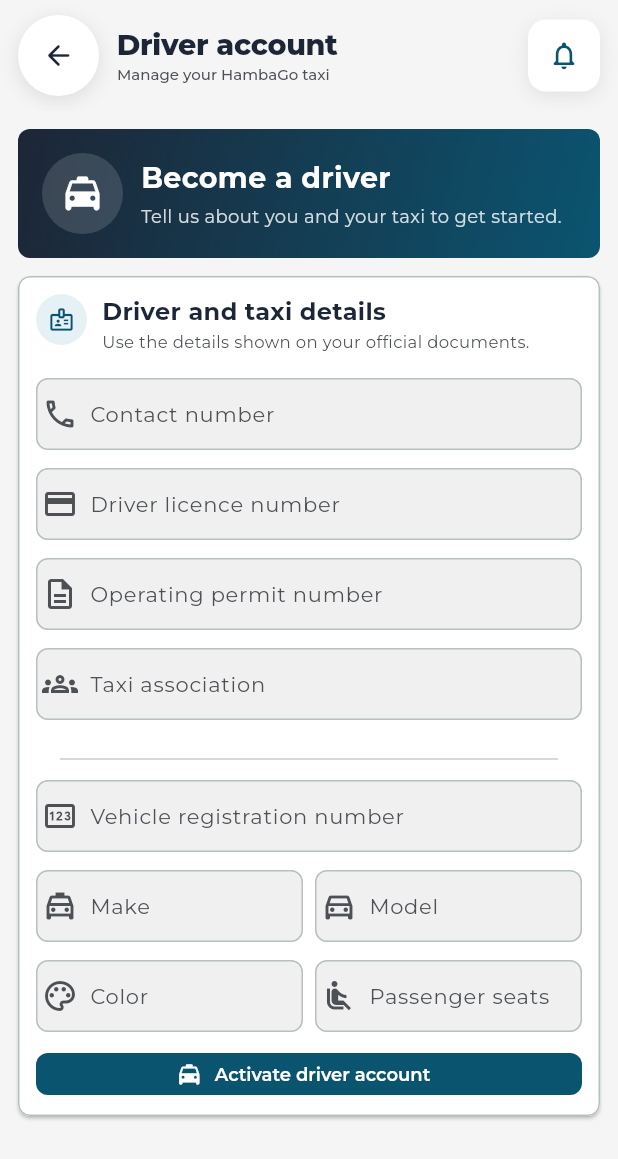
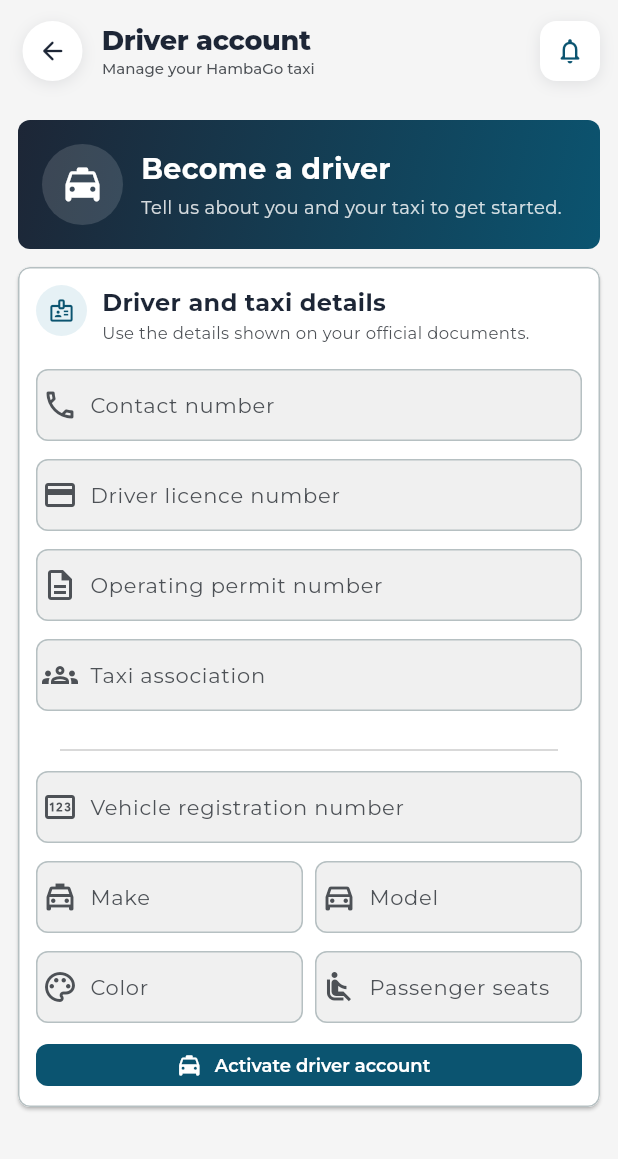
Before and after one commit to swiftyui/taxi_app, a Flutter app: the DriverAccountScreen screen opened by its route, on a phone screen of 412 x 824 dp. Shown: the top 1159 px of the screen. Run offline on Flutter 3.47's test engine with Material 3 defaults, Android fonts, the phone set to English and light mode, and no system bars; our stand-ins replace cloud_firestore, firebase_auth, firebase_core, firebase_storage, flutter_rating_bar, flutter_spinkit and 10 more; missing offline and left inert: glowy_borders; accounts and stored records are empty; network calls fail; project files that could hold a hidden picture were left out.

Commit message:
Save uncommitted changes

```diff
--- a/lib/src/core/widgets/app_bars/custom_app_bar.dart
+++ b/lib/src/core/widgets/app_bars/custom_app_bar.dart
@@ -1,156 +1,205 @@
-import 'package:TaxiApp/src/core/extensions/get_extensions.dart';
+import 'package:TaxiApp/src/core/theme/constants/colours.dart';
 import 'package:TaxiApp/src/core/theme/constants/dimensions.dart';
-import 'package:TaxiApp/src/core/theme/constants/font_sizes.dart';
-import 'package:flutter/foundation.dart';
 import 'package:flutter/material.dart';
 import 'package:flutter/services.dart';
 import 'package:get/get.dart';
-import 'package:google_fonts/google_fonts.dart';
 
-class CustomAppBar extends AppBar {
-  CustomAppBar({
-    this.backButton = false,
-    this.menuButton = false,
-    this.onMenuButtonPressed,
-    this.titleText,
-    this.titleWidget,
-    this.onBackButtonPressed,
-    this.appBarColor,
-    this.textColor,
+class HambaGoAppBar extends StatelessWidget implements PreferredSizeWidget {
+  const HambaGoAppBar({
+    required this.title,
+    this.subtitle,
+    this.showBackButton = true,
+    this.leadingIcon = Icons.arrow_back_rounded,
+    this.onBackPressed,
+    this.actions = const [],
+    this.bottom,
+    this.backgroundColor = Colours.lightSurface,
     super.key,
-    super.actions,
-    super.bottom,
-  }) : super(
-         forceMaterialTransparency: false,
-         shadowColor: Colors.black,
+  });
+
+  static const double toolbarHeight = 68;
+
+  final String title;
+  final String? subtitle;
+  final bool showBackButton;
+  final IconData leadingIcon;
+  final VoidCallback? onBackPressed;
+  final List<Widget> actions;
+  final PreferredSizeWidget? bottom;
+  final Color backgroundColor;
+
+  @override
+  Size get preferredSize =>
+      Size.fromHeight(toolbarHeight + (bottom?.preferredSize.height ?? 0));
+
+  @override
+  Widget build(BuildContext context) => AppBar(
+    automaticallyImplyLeading: false,
+    toolbarHeight: toolbarHeight,
+    backgroundColor: backgroundColor,
+    surfaceTintColor: Colors.transparent,
+    shadowColor: Colors.transparent,
+    elevation: 0,
+    scrolledUnderElevation: 0,
     systemOverlayStyle: SystemUiOverlayStyle.dark,
-         leading: null,
-         automaticallyImplyLeading: false,
-         backgroundColor: appBarColor ?? Colors.white,
-         actionsIconTheme: IconThemeData(
-           color: textColor ?? Get.colorScheme.onSurface,
-         ),
-         toolbarHeight: kIsWeb ? 64 : kToolbarHeight,
-         clipBehavior: Clip.none,
-         title:
-             Row(
-               crossAxisAlignment: CrossAxisAlignment.center,
-               mainAxisAlignment: MainAxisAlignment.center,
-               children: [
-                 backButton
-                     ? Expanded(
-                         child: Row(
-                           children: [
-                             InkWell(
-                               borderRadius: BorderRadius.circular(99),
-                               onTap: () {
-                                 HapticFeedback.mediumImpact();
-                                 if (onBackButtonPressed != null) {
-                                   onBackButtonPressed();
+    centerTitle: false,
+    leadingWidth: showBackButton ? 58 : 12,
+    leading: showBackButton
+        ? Padding(
+            padding: const EdgeInsets.only(left: 12),
+            child: Center(
+              child: _AppBarSurface(
+                size: 40,
+                shape: BoxShape.circle,
+                child: IconButton(
+                  onPressed: () {
+                    HapticFeedback.lightImpact();
+                    if (onBackPressed != null) {
+                      onBackPressed!();
                     } else {
-                                   Get.back();
+                      Get.back<void>();
                     }
                   },
-                               child: Icon(
-                                 Icons.arrow_back_ios_new_rounded,
-                                 color: textColor ?? Get.colorScheme.secondary,
-                                 size: Dimensions.sixteen,
-                               ).paddingAll(Dimensions.eight),
-                             ).paddingOnly(right: Dimensions.eight),
-                             titleText == null && titleWidget == null
-                                 ? Text(
-                                     'HambaGo',
-                                     style: GoogleFonts.pacifico().copyWith(
-                                       color:
-                                           textColor ??
-                                           Get.theme.colorScheme.onSurface,
-                                       fontSize: FontSize.twentyFour,
-                                       fontWeight: FontWeight.w100,
+                  tooltip: leadingIcon == Icons.close_rounded
+                      ? 'Close'
+                      : 'Back',
+                  padding: EdgeInsets.zero,
+                  constraints: const BoxConstraints.tightFor(
+                    width: 40,
+                    height: 40,
+                  ),
+                  icon: Icon(leadingIcon, color: Colours.primaryOne, size: 20),
+                ),
+              ),
             ),
           )
-                                 : titleWidget ??
-                                       Expanded(
+        : const SizedBox.shrink(),
+    titleSpacing: showBackButton ? 10 : 4,
+    title: Column(
+      mainAxisSize: MainAxisSize.min,
+      crossAxisAlignment: CrossAxisAlignment.start,
+      children: [
+        Text(
+          title,
+          maxLines: 1,
+          overflow: TextOverflow.ellipsis,
+          style: const TextStyle(
+            color: Colours.primaryOne,
+            fontSize: 18,
+            fontWeight: FontWeight.w800,
+            letterSpacing: -0.2,
+          ),
+        ),
+        if (subtitle != null && subtitle!.isNotEmpty) ...[
+          const SizedBox(height: 1),
+          Text(
+            subtitle!,
+            maxLines: 1,
+            overflow: TextOverflow.ellipsis,
+            style: const TextStyle(
+              color: Colours.charcoalLight,
+              fontSize: 10,
+              fontWeight: FontWeight.w500,
+            ),
+          ),
+        ],
+      ],
+    ),
+    actions: actions,
+    bottom: bottom,
+  );
+}
+
+class HambaGoAppBarAction extends StatelessWidget {
+  const HambaGoAppBarAction({
+    required this.icon,
+    required this.onPressed,
+    required this.tooltip,
+    this.badgeCount = 0,
+    super.key,
+  });
+
+  final IconData icon;
+  final VoidCallback onPressed;
+  final String tooltip;
+  final int badgeCount;
+
+  @override
+  Widget build(BuildContext context) => Padding(
+    padding: const EdgeInsets.only(right: Dimensions.twelve),
+    child: Center(
+      child: Stack(
+        clipBehavior: Clip.none,
+        children: [
+          _AppBarSurface(
+            size: 40,
+            borderRadius: BorderRadius.circular(11),
+            child: IconButton(
+              onPressed: onPressed,
+              tooltip: tooltip,
+              padding: EdgeInsets.zero,
+              constraints: const BoxConstraints.tightFor(width: 40, height: 40),
+              icon: Icon(icon, color: Colours.blueThree, size: 20),
+            ),
+          ),
+          if (badgeCount > 0)
+            Positioned(
+              top: -5,
+              right: -5,
+              child: Container(
+                constraints: const BoxConstraints(minWidth: 18, minHeight: 18),
+                padding: const EdgeInsets.symmetric(horizontal: 4),
+                decoration: BoxDecoration(
+                  color: Colours.red,
+                  borderRadius: BorderRadius.circular(9),
+                  border: Border.all(color: Colors.white, width: 2),
+                ),
+                alignment: Alignment.center,
                 child: Text(
-                                           titleText ?? '',
-                                           style: GoogleFonts.pacifico()
-                                               .copyWith(
-                                                 color:
-                                                     textColor ??
-                                                     Get
-                                                         .theme
-                                                         .colorScheme
-                                                         .onSurface,
-                                                 fontSize: FontSize.twentyFour,
-                                                 fontWeight: FontWeight.w100,
+                  badgeCount > 99 ? '99+' : '$badgeCount',
+                  style: const TextStyle(
+                    color: Colors.white,
+                    fontSize: 8,
+                    fontWeight: FontWeight.w800,
+                  ),
                 ),
               ),
             ),
         ],
       ),
-                       )
-                     : Expanded(
-                         child: Row(
-                           mainAxisAlignment: MainAxisAlignment.center,
-                           crossAxisAlignment: CrossAxisAlignment.center,
-                           children: [
-                             const Spacer(),
-                             titleText == null && titleWidget == null
-                                 ? Text(
-                                     'HambaGo',
-                                     style: GoogleFonts.pacifico().copyWith(
-                                       color: textColor ?? Colors.white,
-                                       fontSize: FontSize.twentyFour,
-                                       fontWeight: FontWeight.w100,
     ),
-                                   )
-                                 : titleWidget ??
-                                       Expanded(
-                                         child: Text(
-                                           titleText ?? '',
-                                           style: GoogleFonts.pacifico()
-                                               .copyWith(
-                                                 color:
-                                                     textColor ??
-                                                     Get
-                                                         .theme
-                                                         .colorScheme
-                                                         .onSurface,
-                                                 fontSize: FontSize.twentyFour,
-                                                 fontWeight: FontWeight.w100,
+  );
+}
+
+class _AppBarSurface extends StatelessWidget {
+  const _AppBarSurface({
+    required this.size,
+    required this.child,
+    this.shape = BoxShape.rectangle,
+    this.borderRadius,
+  });
+
+  final double size;
+  final Widget child;
+  final BoxShape shape;
+  final BorderRadius? borderRadius;
+
+  @override
+  Widget build(BuildContext context) => Container(
+    width: size,
+    height: size,
+    decoration: BoxDecoration(
+      color: Colors.white,
+      shape: shape,
+      borderRadius: shape == BoxShape.rectangle ? borderRadius : null,
+      boxShadow: [
+        BoxShadow(
+          color: Colours.primaryOne.withValues(alpha: 0.1),
+          blurRadius: 8,
+          offset: const Offset(0, 2),
         ),
-                                         ),
-                                       ),
-                             const Spacer(),
       ],
     ),
-                       ),
-                 menuButton
-                     ? InkWell(
-                         borderRadius: BorderRadius.circular(99),
-                         onTap: () {
-                           HapticFeedback.mediumImpact();
-                           onMenuButtonPressed?.call();
-                         },
-                         child: Icon(
-                           Icons.settings,
-                           color: Get.colorScheme.secondary,
-                           size: Dimensions.sixteen,
-                         ).paddingAll(Dimensions.eight),
-                       ).paddingOnly(right: Dimensions.eight)
-                     : const SizedBox.shrink(),
-               ],
-             ).paddingOnly(
-               top: Dimensions.sixteen,
-               bottom: Dimensions.sixteen,
-               left: Dimensions.eight,
-             ),
+    child: child,
   );
-  final Color? appBarColor;
-  final Color? textColor;
-  final VoidCallback? onMenuButtonPressed;
-  final bool menuButton;
-  final bool backButton;
-  final String? titleText;
-  final Widget? titleWidget;
-  final VoidCallback? onBackButtonPressed;
 }
--- a/lib/src/features/my_profile/screens/driver_account_screen.dart
+++ b/lib/src/features/my_profile/screens/driver_account_screen.dart
@@ -6,6 +6,7 @@ import 'package:TaxiApp/src/core/providers/ride_requests_provider/ride_requests_
 import 'package:TaxiApp/src/core/routes/routes.dart';
 import 'package:TaxiApp/src/core/theme/constants/colours.dart';
 import 'package:TaxiApp/src/core/theme/constants/dimensions.dart';
+import 'package:TaxiApp/src/core/widgets/app_bars/custom_app_bar.dart';
 import 'package:TaxiApp/src/core/widgets/pickers/hambago_time_picker.dart';
 import 'package:TaxiApp/src/features/my_profile/screens/driver_location_picker_screen.dart';
 import 'package:flutter/material.dart';
@@ -30,7 +31,20 @@ class _DriverAccountScreenState extends State<DriverAccountScreen> {
   @override
   Widget build(BuildContext context) => Scaffold(
     backgroundColor: Colours.lightSurface,
-    appBar: _DriverAppBar(rideRequestsProvider: _rideRequestsProvider),
+    appBar: HambaGoAppBar(
+      title: 'Driver account',
+      subtitle: 'Manage your HambaGo taxi',
+      actions: [
+        Obx(
+          () => HambaGoAppBarAction(
+            icon: Icons.notifications_none_rounded,
+            tooltip: 'Ride requests',
+            badgeCount: _rideRequestsProvider.driverRequests.length,
+            onPressed: () => Get.toNamed<void>(AppRoutes.rideRequests.value),
+          ),
+        ),
+      ],
+    ),
     body: SafeArea(
       top: false,
       child: Obx(() {
@@ -205,139 +219,6 @@ class _DriverReviewsCard extends StatelessWidget {
       ),
     );
   });
-}
-
-class _DriverAppBar extends StatelessWidget implements PreferredSizeWidget {
-  const _DriverAppBar({required this.rideRequestsProvider});
-
-  final RideRequestsProvider rideRequestsProvider;
-
-  @override
-  Size get preferredSize => const Size.fromHeight(74);
-
-  @override
-  Widget build(BuildContext context) => AppBar(
-    toolbarHeight: preferredSize.height,
-    backgroundColor: Colours.lightSurface,
-    surfaceTintColor: Colors.transparent,
-    shadowColor: Colors.transparent,
-    elevation: 0,
-    scrolledUnderElevation: 0,
-    centerTitle: false,
-    leadingWidth: 66,
-    leading: Padding(
-      padding: const EdgeInsets.only(left: 12, top: 10, bottom: 10),
-      child: DecoratedBox(
-        decoration: BoxDecoration(
-          color: Colors.white,
-          shape: BoxShape.circle,
-          boxShadow: [
-            BoxShadow(
-              color: Colours.primaryOne.withValues(alpha: 0.12),
-              blurRadius: 10,
-              offset: const Offset(0, 3),
-            ),
-          ],
-        ),
-        child: IconButton(
-          onPressed: Get.back,
-          tooltip: 'Back',
-          icon: const Icon(
-            Icons.arrow_back_rounded,
-            color: Colours.primaryOne,
-            size: 22,
-          ),
-        ),
-      ),
-    ),
-    titleSpacing: 12,
-    title: const Column(
-      mainAxisSize: MainAxisSize.min,
-      crossAxisAlignment: CrossAxisAlignment.start,
-      children: [
-        Text(
-          'Driver account',
-          style: TextStyle(
-            color: Colours.primaryOne,
-            fontSize: 19,
-            fontWeight: FontWeight.w800,
-            letterSpacing: -0.2,
-          ),
-        ),
-        SizedBox(height: 2),
-        Text(
-          'Manage your HambaGo taxi',
-          style: TextStyle(
-            color: Colours.charcoalLight,
-            fontSize: 10,
-            fontWeight: FontWeight.w500,
-          ),
-        ),
-      ],
-    ),
-    actions: [
-      Obx(() {
-        final requestCount = rideRequestsProvider.driverRequests.length;
-        return Padding(
-          padding: const EdgeInsets.only(top: 10, right: 12, bottom: 10),
-          child: Stack(
-            clipBehavior: Clip.none,
-            children: [
-              DecoratedBox(
-                decoration: BoxDecoration(
-                  color: Colors.white,
-                  borderRadius: BorderRadius.circular(Dimensions.twelve),
-                  boxShadow: [
-                    BoxShadow(
-                      color: Colours.primaryOne.withValues(alpha: 0.1),
-                      blurRadius: 10,
-                      offset: const Offset(0, 3),
-                    ),
-                  ],
-                ),
-                child: IconButton(
-                  onPressed: () =>
-                      Get.toNamed<void>(AppRoutes.rideRequests.value),
-                  tooltip: 'Ride requests',
-                  icon: const Icon(
-                    Icons.notifications_none_rounded,
-                    color: Colours.blueThree,
-                    size: 22,
-                  ),
-                ),
-              ),
-              if (requestCount > 0)
-                Positioned(
-                  top: -4,
-                  right: -4,
-                  child: Container(
-                    constraints: const BoxConstraints(
-                      minWidth: 18,
-                      minHeight: 18,
-                    ),
-                    padding: const EdgeInsets.symmetric(horizontal: 5),
-                    decoration: BoxDecoration(
-                      color: Colours.red,
-                      borderRadius: BorderRadius.circular(9),
-                      border: Border.all(color: Colors.white, width: 2),
-                    ),
-                    alignment: Alignment.center,
-                    child: Text(
-                      requestCount > 99 ? '99+' : '$requestCount',
-                      style: const TextStyle(
-                        color: Colors.white,
-                        fontSize: 8,
-                        fontWeight: FontWeight.w800,
-                      ),
-                    ),
-                  ),
-                ),
-            ],
-          ),
-        );
-      }),
-    ],
-  );
 }
 
 class _RideRequestsCard extends StatelessWidget {
--- a/lib/src/features/ride_requests/screens/ride_requests_screen.dart
+++ b/lib/src/features/ride_requests/screens/ride_requests_screen.dart
@@ -1,6 +1,7 @@
 import 'package:TaxiApp/src/core/models/ride_request.dart';
 import 'package:TaxiApp/src/core/providers/ride_requests_provider/ride_requests_provider.dart';
 import 'package:TaxiApp/src/core/theme/constants/colours.dart';
+import 'package:TaxiApp/src/core/widgets/app_bars/custom_app_bar.dart';
 import 'package:flutter/material.dart';
 import 'package:get/get.dart';
 import 'package:intl/intl.dart';
@@ -13,7 +14,10 @@ class RideRequestsScreen extends StatelessWidget {
   @override
   Widget build(BuildContext context) => Scaffold(
     backgroundColor: Colours.lightSurface,
-    appBar: AppBar(title: const Text('Ride requests')),
+    appBar: const HambaGoAppBar(
+      title: 'Ride requests',
+      subtitle: 'Your rides and incoming requests',
+    ),
     body: Obx(() {
       if ((_provider.isLoadingRequests.value ||
               _provider.isLoadingMyRequests.value) &&
```
Also changed, not shown: lib/src/features/my_profile/screens/driver_location_picker_screen.dart (+5 -13 lines), lib/src/features/my_profile/screens/my_profile_screen.dart (+4 -19 lines), lib/src/features/permissions_carousel/screens/permissions_carousel_screen.dart (+4 -3 lines), lib/src/features/search_routes/screens/search_routes_screen.dart (+6 -7 lines), 1 other file. Lines whose indentation alone changed are shown as unchanged.
